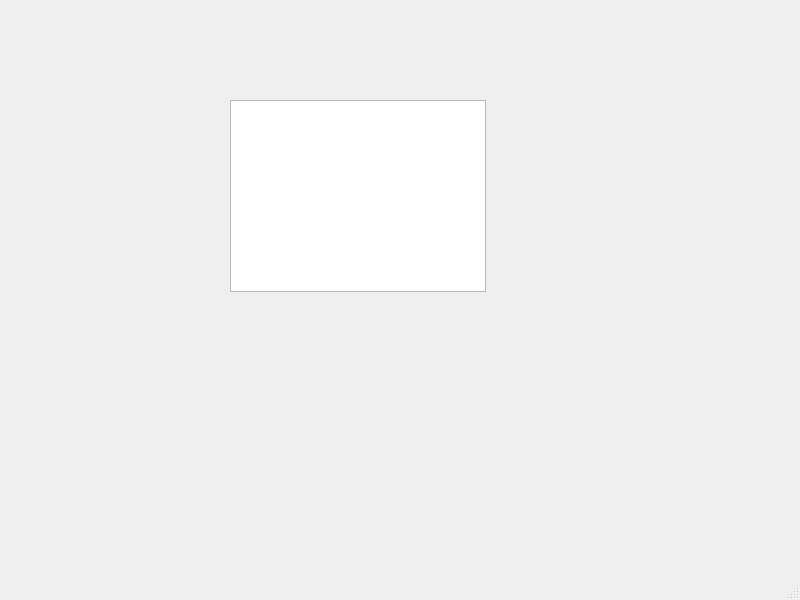
Old version of the form mainwindow.ui in the repository forestinwind/client.
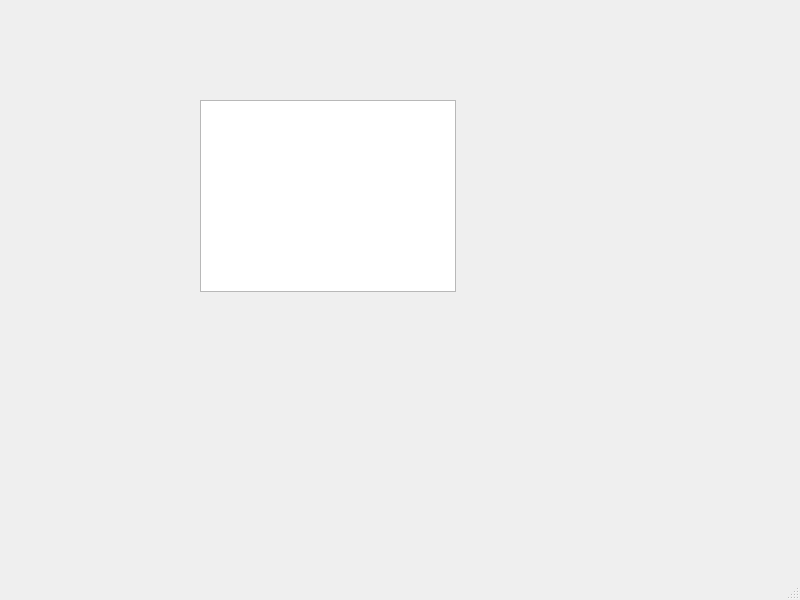
New version of the form.

```diff
--- a/mainwindow.ui
+++ b/mainwindow.ui
@@ -17,7 +17,7 @@
    <widget class="QTextBrowser" name="textBrowser">
     <property name="geometry">
      <rect>
-      <x>230</x>
+      <x>200</x>
       <y>100</y>
       <width>256</width>
       <height>192</height>
```
